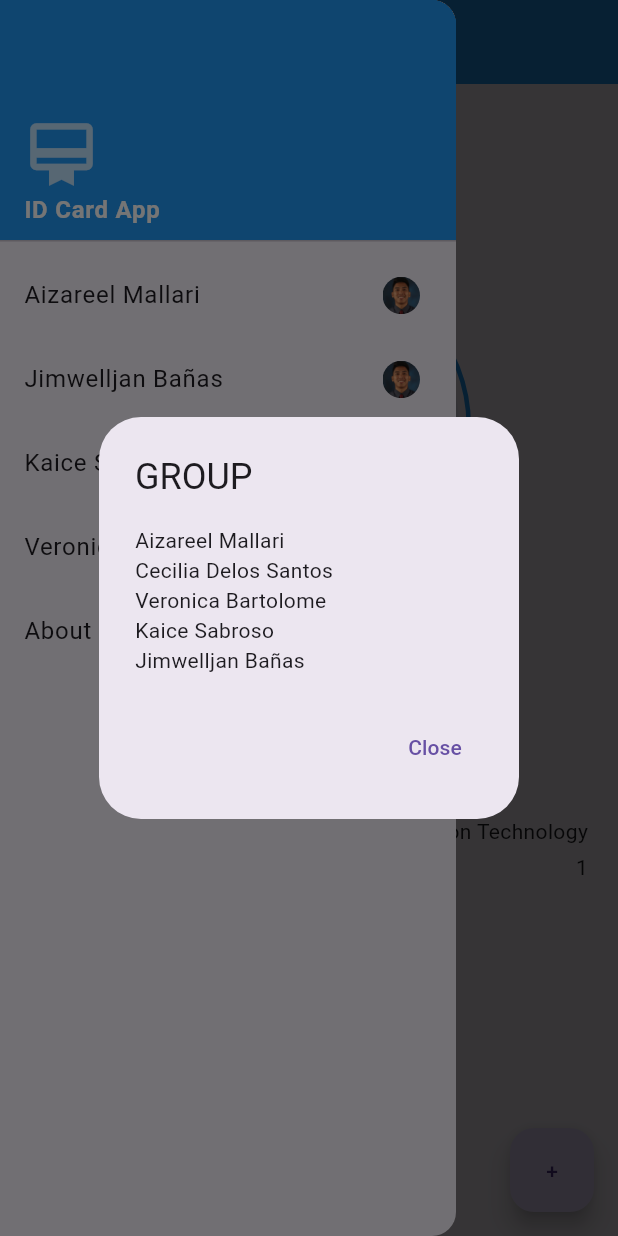
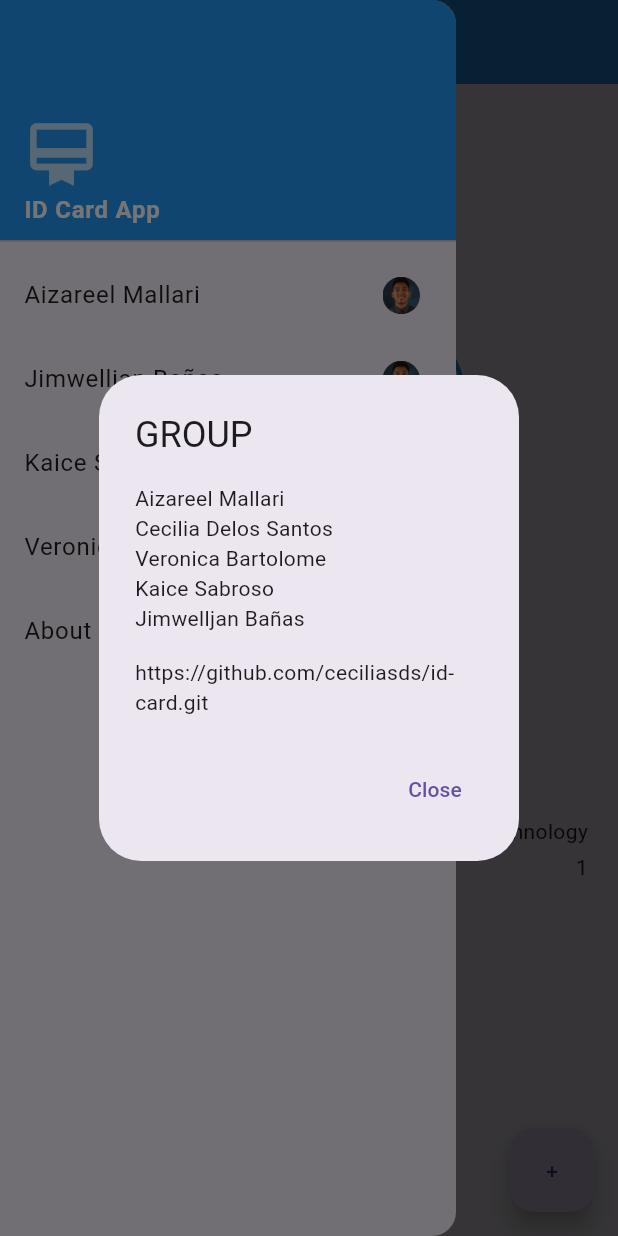
Before and after one commit to ceciliasds/id-card, a Flutter app: the screen it shows after launch, in the side drawer, after a tap on "About us", on a phone screen of 412 x 824 dp. Run offline on Flutter 3.47's test engine with Material 3 defaults, Android fonts, the phone set to English and light mode, and no system bars.

Commit message:
Delos Santos, Cecilia
Added github link

```diff
--- a/lib/main.dart
+++ b/lib/main.dart
@@ -225,6 +225,10 @@ class _MyAppState extends State<MyApp> {
                             Text("Veronica Bartolome"),
                             Text("Kaice Sabroso"),
                             Text("Jimwelljan Bañas"),
+                            SizedBox(height: 16.0),
+                            Text(
+                              "https://github.com/ceciliasds/id-card.git",
+                            ),
                           ],
                         ),
                       ),
```
